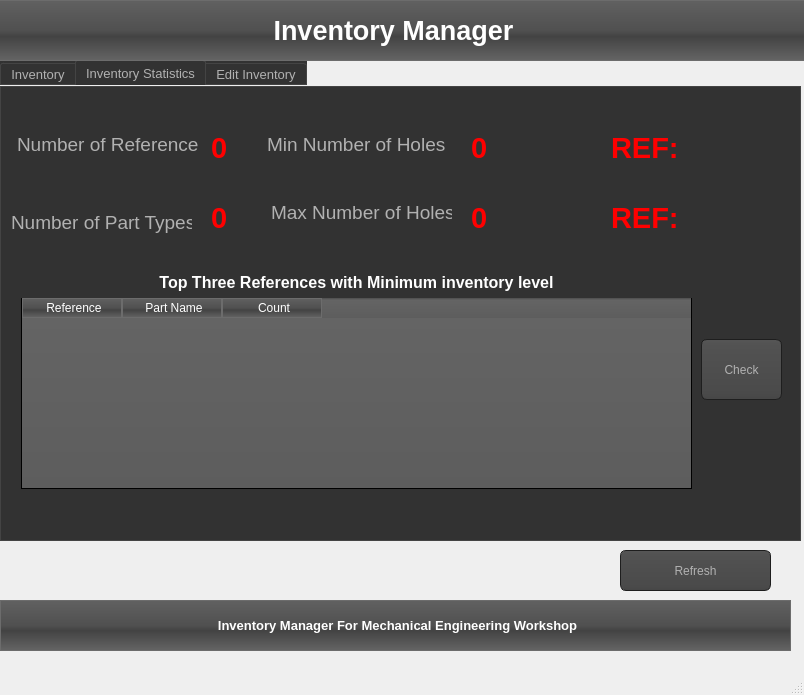
Before: the Qt Designer form roboto.ui in AdetonaMichael/Parts_inventory_Manager, drawn with Qt 5.
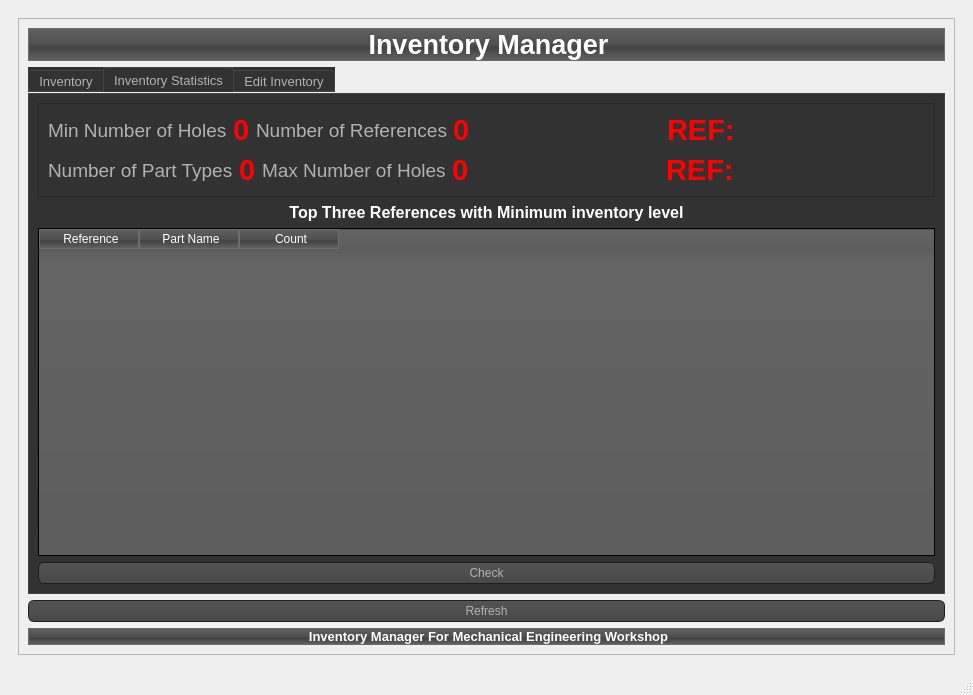
After: the same form once the commit is applied. The open tabs and pages were chosen to show the change. Icons and pictures are not drawn.

The edit to the form file:
```diff
--- a/roboto.ui
+++ b/roboto.ui
@@ -6,7 +6,7 @@
    <rect>
     <x>0</x>
     <y>0</y>
-    <width>804</width>
+    <width>973</width>
     <height>695</height>
    </rect>
   </property>
@@ -18,15 +18,44 @@
     <normaloff>../../../Users/CyberLord/Pictures/geocipher3.jpg</normaloff>../../../Users/CyberLord/Pictures/geocipher3.jpg</iconset>
   </property>
   <widget class="QWidget" name="centralwidget">
+   <layout class="QVBoxLayout" name="verticalLayout_3">
+    <item>
+     <widget class="QWidget" name="widget" native="true">
+      <layout class="QVBoxLayout" name="verticalLayout">
+       <item>
+        <widget class="QFrame" name="frame">
+         <property name="frameShape">
+          <enum>QFrame::StyledPanel</enum>
+         </property>
+         <property name="frameShadow">
+          <enum>QFrame::Raised</enum>
+         </property>
+         <layout class="QVBoxLayout" name="verticalLayout_2">
+          <item>
+           <widget class="QLabel" name="label">
+            <property name="font">
+             <font>
+              <pointsize>20</pointsize>
+              <weight>75</weight>
+              <bold>true</bold>
+             </font>
+            </property>
+            <property name="styleSheet">
+             <string notr="true">  background-color: QLinearGradient(x1:0, y1:0, x2:0, y2:1, stop:0 #616161, stop: 0.5 #505050, stop: 0.6 #434343, stop:1 #656565);
+    color: white;
+    padding-left: 4px;
+    border: 1px solid #6c6c6c;</string>
+            </property>
+            <property name="text">
+             <string>Inventory Manager</string>
+            </property>
+            <property name="alignment">
+             <set>Qt::AlignCenter</set>
+            </property>
+           </widget>
+          </item>
+          <item>
    <widget class="QTabWidget" name="tabWidget">
-    <property name="geometry">
-     <rect>
-      <x>0</x>
-      <y>60</y>
-      <width>801</width>
-      <height>481</height>
-     </rect>
-    </property>
     <property name="font">
      <font>
       <pointsize>10</pointsize>
@@ -672,33 +701,22 @@
      <attribute name="title">
       <string>Inventory Statistics</string>
      </attribute>
-     <widget class="QLabel" name="Num_ref_label">
-      <property name="geometry">
-       <rect>
-        <x>16</x>
-        <y>42</y>
-        <width>181</width>
-        <height>31</height>
-       </rect>
-      </property>
-      <property name="font">
-       <font>
-        <pointsize>14</pointsize>
-       </font>
-      </property>
-      <property name="text">
-       <string>Number of References</string>
-      </property>
-     </widget>
+             <layout class="QVBoxLayout" name="verticalLayout_8">
+              <item>
+               <widget class="QFrame" name="frame_3">
+                <property name="frameShape">
+                 <enum>QFrame::StyledPanel</enum>
+                </property>
+                <property name="frameShadow">
+                 <enum>QFrame::Raised</enum>
+                </property>
+                <layout class="QVBoxLayout" name="verticalLayout_7">
+                 <item>
+                  <layout class="QVBoxLayout" name="verticalLayout_6">
+                   <item>
+                    <layout class="QHBoxLayout" name="horizontalLayout_4">
+                     <item>
      <widget class="QLabel" name="min_num_holes_label">
-      <property name="geometry">
-       <rect>
-        <x>266</x>
-        <y>42</y>
-        <width>181</width>
-        <height>31</height>
-       </rect>
-      </property>
       <property name="font">
        <font>
         <pointsize>14</pointsize>
@@ -708,15 +726,9 @@
        <string>Min Number of Holes</string>
       </property>
      </widget>
+                     </item>
+                     <item>
      <widget class="QLabel" name="num_of_ref_value">
-      <property name="geometry">
-       <rect>
-        <x>210</x>
-        <y>30</y>
-        <width>41</width>
-        <height>61</height>
-       </rect>
-      </property>
       <property name="font">
        <font>
         <pointsize>22</pointsize>
@@ -731,38 +743,21 @@
        <string>0</string>
       </property>
      </widget>
-     <widget class="QLabel" name="num_parts_value">
-      <property name="geometry">
-       <rect>
-        <x>210</x>
-        <y>100</y>
-        <width>41</width>
-        <height>61</height>
-       </rect>
-      </property>
+                     </item>
+                     <item>
+                      <widget class="QLabel" name="Num_ref_label">
       <property name="font">
        <font>
-        <pointsize>22</pointsize>
-        <weight>75</weight>
-        <bold>true</bold>
-       </font>
-      </property>
-      <property name="styleSheet">
-       <string notr="true">color: rgb(255, 0, 0);</string>
-      </property>
+                         <pointsize>14</pointsize>
+                        </font>
+                       </property>
       <property name="text">
-       <string>0</string>
-      </property>
-     </widget>
+                        <string>Number of References</string>
+                       </property>
+                      </widget>
+                     </item>
+                     <item>
      <widget class="QLabel" name="min_num_hole_value">
-      <property name="geometry">
-       <rect>
-        <x>470</x>
-        <y>30</y>
-        <width>41</width>
-        <height>61</height>
-       </rect>
-      </property>
       <property name="font">
        <font>
         <pointsize>22</pointsize>
@@ -777,15 +772,97 @@
        <string>0</string>
       </property>
      </widget>
+                     </item>
+                     <item>
+                      <spacer name="horizontalSpacer_2">
+                       <property name="orientation">
+                        <enum>Qt::Horizontal</enum>
+                       </property>
+                       <property name="sizeHint" stdset="0">
+                        <size>
+                         <width>40</width>
+                         <height>20</height>
+                        </size>
+                       </property>
+                      </spacer>
+                     </item>
+                     <item>
+                      <widget class="QLabel" name="min_num_holes_label_ref">
+                       <property name="font">
+                        <font>
+                         <pointsize>22</pointsize>
+                         <weight>75</weight>
+                         <bold>true</bold>
+                        </font>
+                       </property>
+                       <property name="styleSheet">
+                        <string notr="true">color: rgb(255, 0, 0);</string>
+                       </property>
+                       <property name="text">
+                        <string>REF:</string>
+                       </property>
+                      </widget>
+                     </item>
+                     <item>
+                      <spacer name="horizontalSpacer">
+                       <property name="orientation">
+                        <enum>Qt::Horizontal</enum>
+                       </property>
+                       <property name="sizeHint" stdset="0">
+                        <size>
+                         <width>40</width>
+                         <height>20</height>
+                        </size>
+                       </property>
+                      </spacer>
+                     </item>
+                    </layout>
+                   </item>
+                   <item>
+                    <layout class="QHBoxLayout" name="horizontalLayout_5">
+                     <item>
+                      <widget class="QLabel" name="Num_part_type_label">
+                       <property name="font">
+                        <font>
+                         <pointsize>14</pointsize>
+                        </font>
+                       </property>
+                       <property name="text">
+                        <string>Number of Part Types</string>
+                       </property>
+                      </widget>
+                     </item>
+                     <item>
+                      <widget class="QLabel" name="num_parts_value">
+                       <property name="font">
+                        <font>
+                         <pointsize>22</pointsize>
+                         <weight>75</weight>
+                         <bold>true</bold>
+                        </font>
+                       </property>
+                       <property name="styleSheet">
+                        <string notr="true">color: rgb(255, 0, 0);</string>
+                       </property>
+                       <property name="text">
+                        <string>0</string>
+                       </property>
+                      </widget>
+                     </item>
+                     <item>
+                      <widget class="QLabel" name="max_num_holes_label">
+                       <property name="font">
+                        <font>
+                         <pointsize>14</pointsize>
+                        </font>
+                       </property>
+                       <property name="text">
+                        <string>Max Number of Holes</string>
+                       </property>
+                      </widget>
+                     </item>
+                     <item>
      <widget class="QLabel" name="max_num_hole_value">
-      <property name="geometry">
-       <rect>
-        <x>470</x>
-        <y>100</y>
-        <width>41</width>
-        <height>61</height>
-       </rect>
-      </property>
       <property name="font">
        <font>
         <pointsize>22</pointsize>
@@ -801,38 +878,22 @@
        <string>0</string>
       </property>
      </widget>
-     <widget class="QLabel" name="min_num_holes_label_ref">
-      <property name="geometry">
-       <rect>
-        <x>610</x>
-        <y>30</y>
-        <width>121</width>
-        <height>61</height>
-       </rect>
-      </property>
-      <property name="font">
-       <font>
-        <pointsize>22</pointsize>
-        <weight>75</weight>
-        <bold>true</bold>
-       </font>
-      </property>
-      <property name="styleSheet">
-       <string notr="true">color: rgb(255, 0, 0);</string>
-      </property>
-      <property name="text">
-       <string>REF:</string>
-      </property>
-     </widget>
+                     </item>
+                     <item>
+                      <spacer name="horizontalSpacer_3">
+                       <property name="orientation">
+                        <enum>Qt::Horizontal</enum>
+                       </property>
+                       <property name="sizeHint" stdset="0">
+                        <size>
+                         <width>40</width>
+                         <height>20</height>
+                        </size>
+                       </property>
+                      </spacer>
+                     </item>
+                     <item>
      <widget class="QLabel" name="max_num_holes_label_ref">
-      <property name="geometry">
-       <rect>
-        <x>610</x>
-        <y>100</y>
-        <width>121</width>
-        <height>61</height>
-       </rect>
-      </property>
       <property name="font">
        <font>
         <pointsize>22</pointsize>
@@ -848,40 +909,29 @@
        <string>REF:</string>
       </property>
      </widget>
-     <widget class="QTableWidget" name="inventory_stat_table">
-      <property name="geometry">
-       <rect>
-        <x>20</x>
-        <y>210</y>
-        <width>671</width>
-        <height>192</height>
-       </rect>
-      </property>
-      <column>
-       <property name="text">
-        <string>Reference</string>
-       </property>
-      </column>
-      <column>
-       <property name="text">
-        <string>Part Name</string>
-       </property>
-      </column>
-      <column>
-       <property name="text">
-        <string>Count</string>
-       </property>
-      </column>
-     </widget>
+                     </item>
+                     <item>
+                      <spacer name="horizontalSpacer_4">
+                       <property name="orientation">
+                        <enum>Qt::Horizontal</enum>
+                       </property>
+                       <property name="sizeHint" stdset="0">
+                        <size>
+                         <width>40</width>
+                         <height>20</height>
+                        </size>
+                       </property>
+                      </spacer>
+                     </item>
+                    </layout>
+                   </item>
+                  </layout>
+                 </item>
+                </layout>
+               </widget>
+              </item>
+              <item>
      <widget class="QLabel" name="label_16">
-      <property name="geometry">
-       <rect>
-        <x>20</x>
-        <y>180</y>
-        <width>671</width>
-        <height>31</height>
-       </rect>
-      </property>
       <property name="font">
        <font>
         <pointsize>12</pointsize>
@@ -900,15 +950,28 @@
        <set>Qt::AlignCenter</set>
       </property>
      </widget>
+              </item>
+              <item>
+               <widget class="QTableWidget" name="inventory_stat_table">
+                <column>
+                 <property name="text">
+                  <string>Reference</string>
+                 </property>
+                </column>
+                <column>
+                 <property name="text">
+                  <string>Part Name</string>
+                 </property>
+                </column>
+                <column>
+                 <property name="text">
+                  <string>Count</string>
+                 </property>
+                </column>
+               </widget>
+              </item>
+              <item>
      <widget class="QPushButton" name="check_btn">
-      <property name="geometry">
-       <rect>
-        <x>700</x>
-        <y>252</y>
-        <width>81</width>
-        <height>61</height>
-       </rect>
-      </property>
       <property name="styleSheet">
        <string notr="true">font: 10pt &quot;MS Shell Dlg 2&quot;;</string>
       </property>
@@ -916,42 +979,8 @@
        <string>Check</string>
       </property>
      </widget>
-     <widget class="QLabel" name="max_num_holes_label">
-      <property name="geometry">
-       <rect>
-        <x>270</x>
-        <y>110</y>
-        <width>181</width>
-        <height>31</height>
-       </rect>
-      </property>
-      <property name="font">
-       <font>
-        <pointsize>14</pointsize>
-       </font>
-      </property>
-      <property name="text">
-       <string>Max Number of Holes</string>
-      </property>
-     </widget>
-     <widget class="QLabel" name="Num_part_type_label">
-      <property name="geometry">
-       <rect>
-        <x>10</x>
-        <y>120</y>
-        <width>181</width>
-        <height>31</height>
-       </rect>
-      </property>
-      <property name="font">
-       <font>
-        <pointsize>14</pointsize>
-       </font>
-      </property>
-      <property name="text">
-       <string>Number of Part Types</string>
-      </property>
-     </widget>
+              </item>
+             </layout>
     </widget>
     <widget class="QWidget" name="tab_2">
      <attribute name="title">
@@ -1297,44 +1326,9 @@
      </widget>
     </widget>
    </widget>
-   <widget class="QLabel" name="label">
-    <property name="geometry">
-     <rect>
-      <x>-24</x>
-      <y>0</y>
-      <width>831</width>
-      <height>61</height>
-     </rect>
-    </property>
-    <property name="font">
-     <font>
-      <pointsize>20</pointsize>
-      <weight>75</weight>
-      <bold>true</bold>
-     </font>
-    </property>
-    <property name="styleSheet">
-     <string notr="true">  background-color: QLinearGradient(x1:0, y1:0, x2:0, y2:1, stop:0 #616161, stop: 0.5 #505050, stop: 0.6 #434343, stop:1 #656565);
-    color: white;
-    padding-left: 4px;
-    border: 1px solid #6c6c6c;</string>
-    </property>
-    <property name="text">
-     <string>Inventory Manager</string>
-    </property>
-    <property name="alignment">
-     <set>Qt::AlignCenter</set>
-    </property>
-   </widget>
+          </item>
+          <item>
    <widget class="QPushButton" name="refresh_btn">
-    <property name="geometry">
-     <rect>
-      <x>620</x>
-      <y>550</y>
-      <width>151</width>
-      <height>41</height>
-     </rect>
-    </property>
     <property name="font">
      <font>
       <pointsize>-1</pointsize>
@@ -1363,15 +1357,9 @@
      <string>Refresh</string>
     </property>
    </widget>
+          </item>
+          <item>
    <widget class="QLabel" name="label_3">
-    <property name="geometry">
-     <rect>
-      <x>0</x>
-      <y>600</y>
-      <width>791</width>
-      <height>51</height>
-     </rect>
-    </property>
     <property name="font">
      <font>
       <pointsize>10</pointsize>
@@ -1394,16 +1382,14 @@
      <set>Qt::AlignCenter</set>
     </property>
    </widget>
-  </widget>
-  <widget class="QMenuBar" name="menubar">
-   <property name="geometry">
-    <rect>
-     <x>0</x>
-     <y>0</y>
-     <width>804</width>
-     <height>21</height>
-    </rect>
-   </property>
+          </item>
+         </layout>
+        </widget>
+       </item>
+      </layout>
+     </widget>
+    </item>
+   </layout>
   </widget>
   <widget class="QStatusBar" name="statusbar"/>
  </widget>
```
Left out of the diff: 169 changed lines with no effect on the pictures. Lines whose indentation alone changed are shown as unchanged.
